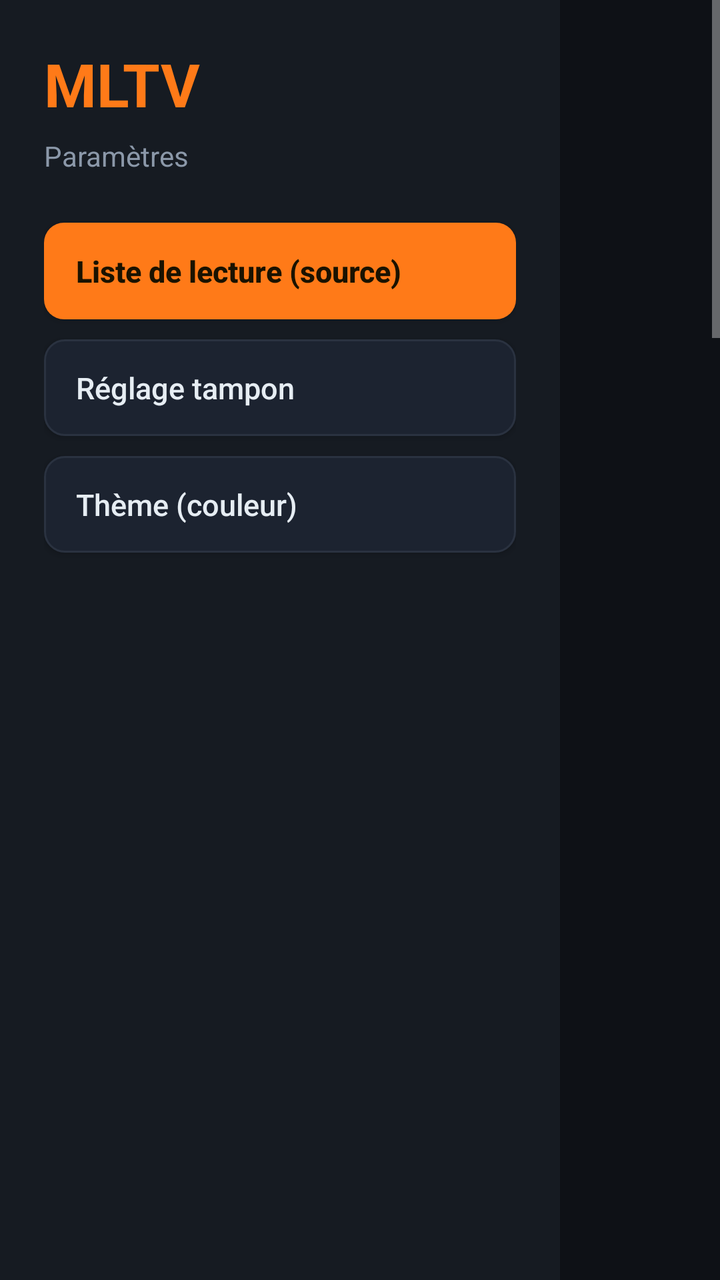
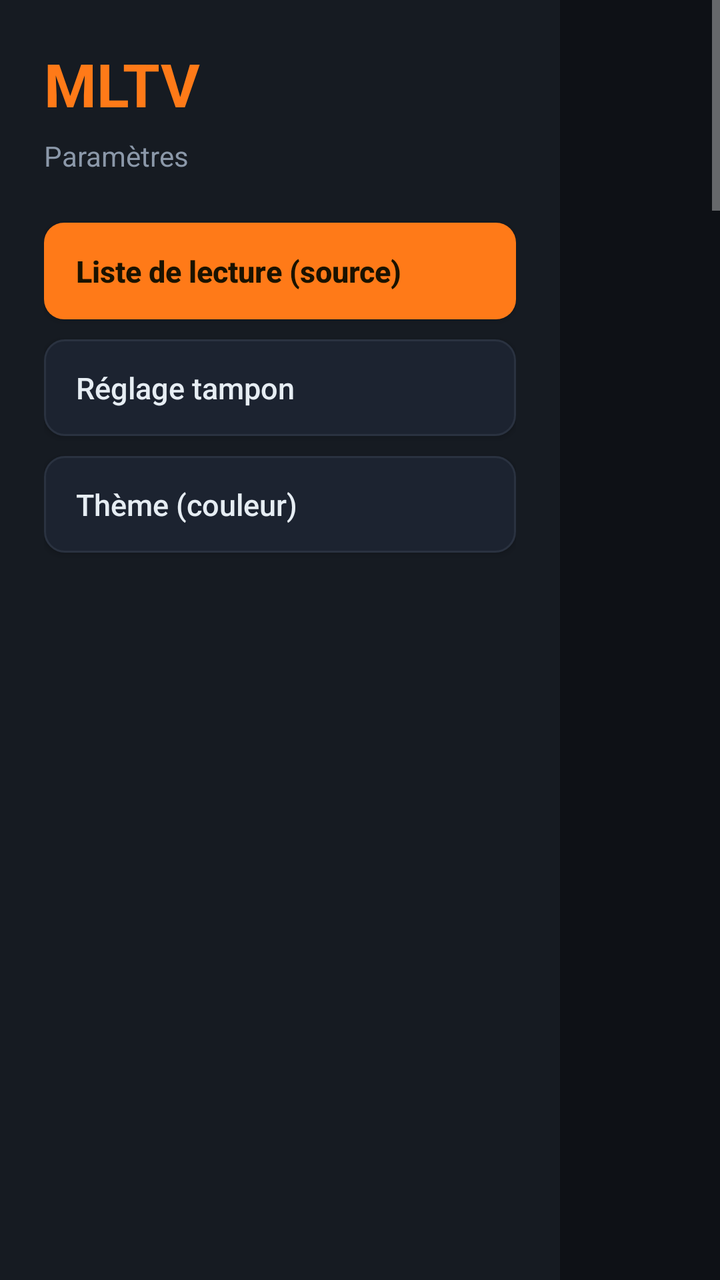

An Android layout rendered at two revisions. The XML below is the earlier revision; the diff shows what the commit changed to produce the second picture.
<!-- AndroidManifest.xml: application theme Theme.MLTV -->
<!-- res/layout/activity_source.xml -->
<?xml version="1.0" encoding="utf-8"?>
<LinearLayout xmlns:android="http://schemas.android.com/apk/res/android"
    android:layout_width="match_parent"
    android:layout_height="match_parent"
    android:background="@color/bg"
    android:orientation="horizontal">

    
    <LinearLayout
        android:layout_width="280dp"
        android:layout_height="match_parent"
        android:orientation="vertical"
        android:background="@color/panel"
        android:padding="22dp">

        <LinearLayout
            android:layout_width="wrap_content"
            android:layout_height="wrap_content"
            android:orientation="horizontal"
            android:gravity="bottom"
            android:layout_marginBottom="6dp">

            <TextView
                android:layout_width="wrap_content"
                android:layout_height="wrap_content"
                android:text="@string/app_name"
                android:textColor="?attr/accentColor"
                android:textSize="30sp"
                android:textStyle="bold" />

            <TextView
                android:id="@+id/tv_version"
                android:layout_width="wrap_content"
                android:layout_height="wrap_content"
                android:layout_marginStart="8dp"
                android:layout_marginBottom="5dp"
                android:textColor="@color/muted"
                android:textSize="13sp" />
        </LinearLayout>

        <TextView
            android:layout_width="wrap_content"
            android:layout_height="wrap_content"
            android:layout_marginBottom="24dp"
            android:text="Paramètres"
            android:textColor="@color/muted"
            android:textSize="14sp" />

        <Button
            android:id="@+id/btn_tab_source"
            android:layout_width="match_parent"
            android:layout_height="wrap_content"
            android:layout_marginBottom="10dp"
            android:background="@drawable/btn_accent"
            android:text="Liste de lecture (source)"
            android:textColor="?attr/accentText"
            android:textAllCaps="false"
            android:textStyle="bold"
            android:textSize="15sp"
            android:gravity="start|center_vertical"
            android:paddingHorizontal="16dp"
            android:paddingVertical="14dp" />

        <Button
            android:id="@+id/btn_tab_buffer"
            android:layout_width="match_parent"
            android:layout_height="wrap_content"
            android:layout_marginBottom="10dp"
            android:background="@drawable/btn_secondary"
            android:text="Réglage tampon"
            android:textColor="@color/txt"
            android:textAllCaps="false"
            android:textSize="15sp"
            android:gravity="start|center_vertical"
            android:paddingHorizontal="16dp"
            android:paddingVertical="14dp" />

        <Button
            android:id="@+id/btn_tab_theme"
            android:layout_width="match_parent"
            android:layout_height="wrap_content"
            android:background="@drawable/btn_secondary"
            android:text="Thème (couleur)"
            android:textColor="@color/txt"
            android:textAllCaps="false"
            android:textSize="15sp"
            android:gravity="start|center_vertical"
            android:paddingHorizontal="16dp"
            android:paddingVertical="14dp" />
    </LinearLayout>

    
    <ScrollView
        android:layout_width="0dp"
        android:layout_height="match_parent"
        android:layout_weight="1"
        android:fillViewport="true">

        <LinearLayout
            android:layout_width="match_parent"
            android:layout_height="wrap_content"
            android:orientation="vertical"
            android:paddingHorizontal="40dp"
            android:paddingVertical="36dp">

            
            <LinearLayout
                android:id="@+id/sec_source"
                android:layout_width="match_parent"
                android:layout_height="wrap_content"
                android:orientation="vertical">

                <TextView
                    android:layout_width="match_parent"
                    android:layout_height="wrap_content"
                    android:layout_marginBottom="16dp"
                    android:text="Liste de lecture (source)"
                    android:textColor="@color/txt"
                    android:textSize="20sp"
                    android:textStyle="bold" />

                <LinearLayout
                    android:layout_width="match_parent"
                    android:layout_height="wrap_content"
                    android:orientation="horizontal"
                    android:baselineAligned="false">

                    
                    <LinearLayout
                        android:layout_width="0dp"
                        android:layout_height="wrap_content"
                        android:layout_weight="1"
                        android:layout_marginEnd="14dp"
                        android:orientation="vertical"
                        android:background="@color/bg"
                        android:padding="22dp">

                        <TextView
                            android:layout_width="wrap_content"
                            android:layout_height="wrap_content"
                            android:text="Playlist M3U"
                            android:textColor="@color/txt"
                            android:textSize="19sp"
                            android:textStyle="bold" />

                        <TextView
                            android:layout_width="wrap_content"
                            android:layout_height="wrap_content"
                            android:layout_marginTop="4dp"
                            android:layout_marginBottom="16dp"
                            android:text="Colle l'URL de ta playlist"
                            android:textColor="@color/muted"
                            android:textSize="13sp" />

                        <EditText
                            android:id="@+id/et_m3u"
                            android:layout_width="match_parent"
                            android:layout_height="wrap_content"
                            android:background="@drawable/field_bg"
                            android:padding="14dp"
                            android:hint="http://exemple.com/playlist.m3u"
                            android:textColorHint="@color/muted"
                            android:textColor="@color/txt"
                            android:textSize="15sp"
                            android:inputType="textUri"
                            android:imeOptions="actionDone" />

                        <Button
                            android:id="@+id/btn_m3u"
                            android:layout_width="match_parent"
                            android:layout_height="wrap_content"
                            android:layout_marginTop="16dp"
                            android:background="@drawable/btn_secondary"
                            android:text="Charger la playlist"
                            android:textColor="@color/txt"
                            android:textAllCaps="false"
                            android:textSize="15sp" />
                    </LinearLayout>

                    
                    <LinearLayout
                        android:layout_width="0dp"
                        android:layout_height="wrap_content"
                        android:layout_weight="1"
                        android:layout_marginStart="14dp"
                        android:orientation="vertical"
                        android:background="@color/bg"
                        android:padding="22dp">

                        <TextView
                            android:layout_width="wrap_content"
                            android:layout_height="wrap_content"
                            android:text="Xtream Codes"
                            android:textColor="@color/txt"
                            android:textSize="19sp"
                            android:textStyle="bold" />

                        <TextView
                            android:layout_width="wrap_content"
                            android:layout_height="wrap_content"
                            android:layout_marginTop="4dp"
                            android:layout_marginBottom="16dp"
                            android:text="Serveur + identifiants"
                            android:textColor="@color/muted"
                            android:textSize="13sp" />

                        <EditText
                            android:id="@+id/et_host"
                            android:layout_width="match_parent"
                            android:layout_height="wrap_content"
                            android:layout_marginBottom="10dp"
                            android:background="@drawable/field_bg"
                            android:padding="14dp"
                            android:hint="http://serveur:port"
                            android:textColorHint="@color/muted"
                            android:textColor="@color/txt"
                            android:textSize="15sp"
                            android:inputType="textUri" />

                        <EditText
                            android:id="@+id/et_user"
                            android:layout_width="match_parent"
                            android:layout_height="wrap_content"
                            android:layout_marginBottom="10dp"
                            android:background="@drawable/field_bg"
                            android:padding="14dp"
                            android:hint="Utilisateur"
                            android:textColorHint="@color/muted"
                            android:textColor="@color/txt"
                            android:textSize="15sp"
                            android:inputType="text" />

                        <EditText
                            android:id="@+id/et_pass"
                            android:layout_width="match_parent"
                            android:layout_height="wrap_content"
                            android:background="@drawable/field_bg"
                            android:padding="14dp"
                            android:hint="Mot de passe"
                            android:textColorHint="@color/muted"
                            android:textColor="@color/txt"
                            android:textSize="15sp"
                            android:inputType="textPassword" />

                        <Button
                            android:id="@+id/btn_xtream"
                            android:layout_width="match_parent"
                            android:layout_height="wrap_content"
                            android:layout_marginTop="16dp"
                            android:background="@drawable/btn_accent"
                            android:text="Se connecter"
                            android:textColor="?attr/accentText"
                            android:textAllCaps="false"
                            android:textStyle="bold"
                            android:textSize="16sp" />
                    </LinearLayout>
                </LinearLayout>

                <TextView
                    android:id="@+id/tv_err"
                    android:layout_width="match_parent"
                    android:layout_height="wrap_content"
                    android:layout_marginTop="16dp"
                    android:textColor="#FF6B6B"
                    android:textSize="14sp"
                    android:gravity="center" />

                <TextView
                    android:layout_width="match_parent"
                    android:layout_height="wrap_content"
                    android:layout_marginTop="20dp"
                    android:text="Les identifiants restent sur l'appareil."
                    android:textColor="@color/muted"
                    android:textSize="12sp"
                    android:gravity="center" />

            </LinearLayout>

            
            <LinearLayout
                android:id="@+id/sec_buffer"
                android:layout_width="match_parent"
                android:layout_height="wrap_content"
                android:orientation="vertical"
                android:visibility="gone">

                <TextView
                    android:layout_width="match_parent"
                    android:layout_height="wrap_content"
                    android:text="Réglage tampon (fluidité)"
                    android:textColor="@color/txt"
                    android:textSize="20sp"
                    android:textStyle="bold" />

                <TextView
                    android:layout_width="match_parent"
                    android:layout_height="wrap_content"
                    android:layout_marginTop="6dp"
                    android:layout_marginBottom="18dp"
                    android:text="Plus de tampon = moins de coupures, mais démarrage un peu plus lent. En direct, « Équilibré » reste souvent le plus fluide."
                    android:textColor="@color/muted"
                    android:textSize="13sp" />

                <LinearLayout
                    android:layout_width="match_parent"
                    android:layout_height="wrap_content"
                    android:orientation="horizontal"
                    android:baselineAligned="false">

                    <Button
                        android:id="@+id/btn_buf_equilibre"
                        android:layout_width="0dp"
                        android:layout_height="wrap_content"
                        android:layout_weight="1"
                        android:layout_marginEnd="7dp"
                        android:background="@drawable/btn_secondary"
                        android:text="Équilibré"
                        android:textColor="@color/txt"
                        android:textAllCaps="false"
                        android:textSize="14sp"
                        android:paddingVertical="12dp" />

                    <Button
                        android:id="@+id/btn_buf_confort"
                        android:layout_width="0dp"
                        android:layout_height="wrap_content"
                        android:layout_weight="1"
                        android:layout_marginHorizontal="7dp"
                        android:background="@drawable/btn_secondary"
                        android:text="Confort"
                        android:textColor="@color/txt"
                        android:textAllCaps="false"
                        android:textSize="14sp"
                        android:paddingVertical="12dp" />

                    <Button
                        android:id="@+id/btn_buf_maxi"
                        android:layout_width="0dp"
                        android:layout_height="wrap_content"
                        android:layout_weight="1"
                        android:layout_marginStart="7dp"
                        android:background="@drawable/btn_secondary"
                        android:text="Maxi"
                        android:textColor="@color/txt"
                        android:textAllCaps="false"
                        android:textSize="14sp"
                        android:paddingVertical="12dp" />
                </LinearLayout>
            </LinearLayout>

            
            <LinearLayout
                android:id="@+id/sec_theme"
                android:layout_width="match_parent"
                android:layout_height="wrap_content"
                android:orientation="vertical"
                android:visibility="gone">

                <TextView
                    android:layout_width="match_parent"
                    android:layout_height="wrap_content"
                    android:text="Thème (couleur d'accent)"
                    android:textColor="@color/txt"
                    android:textSize="20sp"
                    android:textStyle="bold" />

                <TextView
                    android:layout_width="match_parent"
                    android:layout_height="wrap_content"
                    android:layout_marginTop="6dp"
                    android:layout_marginBottom="18dp"
                    android:text="Remplace l'orange par la couleur de ton choix (boutons, cadre de sélection, surlignages…)."
                    android:textColor="@color/muted"
                    android:textSize="13sp" />

                <LinearLayout
                    android:id="@+id/theme_container"
                    android:layout_width="match_parent"
                    android:layout_height="wrap_content"
                    android:orientation="vertical" />

            </LinearLayout>
        </LinearLayout>
    </ScrollView>
</LinearLayout>
<!-- resources referenced by this layout -->
<resources>
  <color name="bg">#FF0E1116</color>
  <color name="muted">#FF8B98A9</color>
  <color name="panel">#FF161B22</color>
  <color name="txt">#FFE6EDF3</color>
  <!-- drawable btn_accent (drawable) -->
  <?xml version="1.0" encoding="utf-8"?>
  <selector xmlns:android="http://schemas.android.com/apk/res/android">
      <item android:state_focused="true">
          <shape android:shape="rectangle">
              <solid android:color="?attr/accentColor" />
              <stroke android:width="3dp" android:color="@color/txt" />
              <corners android:radius="10dp" />
          </shape>
      </item>
      <item>
          <shape android:shape="rectangle">
              <solid android:color="?attr/accentColor" />
              <corners android:radius="10dp" />
          </shape>
      </item>
  </selector>
  <!-- drawable btn_secondary (drawable) -->
  <?xml version="1.0" encoding="utf-8"?>
  <selector xmlns:android="http://schemas.android.com/apk/res/android">
      <item android:state_focused="true">
          <shape android:shape="rectangle">
              <solid android:color="@color/panel2" />
              <stroke android:width="2dp" android:color="?attr/accentColor" />
              <corners android:radius="10dp" />
          </shape>
      </item>
      <item>
          <shape android:shape="rectangle">
              <solid android:color="@color/panel2" />
              <stroke android:width="1dp" android:color="@color/line" />
              <corners android:radius="10dp" />
          </shape>
      </item>
  </selector>
  <!-- drawable field_bg (drawable) -->
  <?xml version="1.0" encoding="utf-8"?>
  <selector xmlns:android="http://schemas.android.com/apk/res/android">
      <item android:state_focused="true">
          <shape android:shape="rectangle">
              <solid android:color="@color/bg" />
              <stroke android:width="2dp" android:color="?attr/accentColor" />
              <corners android:radius="10dp" />
          </shape>
      </item>
      <item>
          <shape android:shape="rectangle">
              <solid android:color="@color/bg" />
              <stroke android:width="1dp" android:color="@color/line" />
              <corners android:radius="10dp" />
          </shape>
      </item>
  </selector>
  <string name="app_name">MLTV</string>
  <style name="Theme.MLTV" parent="Theme.AppCompat.NoActionBar">
          <item name="android:windowBackground">@color/bg</item>
          <item name="android:statusBarColor">@color/bg</item>
          <item name="android:colorBackground">@color/bg</item>
          <item name="accentColor">#FFFF7A18</item>
          <item name="accentText">#FF1A1200</item>
      </style>
  <color name="panel2">#FF1C2330</color>
  <color name="line">#FF2A3240</color>
</resources>

<!-- the commit's change to res/layout/activity_source.xml (unified diff, before → after) -->
@@ -270,6 +270,32 @@
                     android:layout_height="wrap_content"
                     android:layout_marginTop="20dp"
                     android:text="Les identifiants restent sur l'appareil."
+                    android:textColor="@color/muted"
+                    android:textSize="12sp"
+                    android:gravity="center" />
+
+                <View
+                    android:layout_width="match_parent"
+                    android:layout_height="1dp"
+                    android:layout_marginTop="20dp"
+                    android:background="@color/muted" />
+
+                <Button
+                    android:id="@+id/btn_manage_channels"
+                    android:layout_width="match_parent"
+                    android:layout_height="wrap_content"
+                    android:layout_marginTop="20dp"
+                    android:background="@drawable/btn_secondary"
+                    android:text="Gérer / restaurer les chaînes masquées"
+                    android:textColor="@color/txt"
+                    android:textAllCaps="false"
+                    android:textSize="14sp" />
+
+                <TextView
+                    android:layout_width="match_parent"
+                    android:layout_height="wrap_content"
+                    android:layout_marginTop="8dp"
+                    android:text="Déplacer, masquer ou ré-afficher une chaîne (par bouquet)."
                     android:textColor="@color/muted"
                     android:textSize="12sp"
                     android:gravity="center" />
